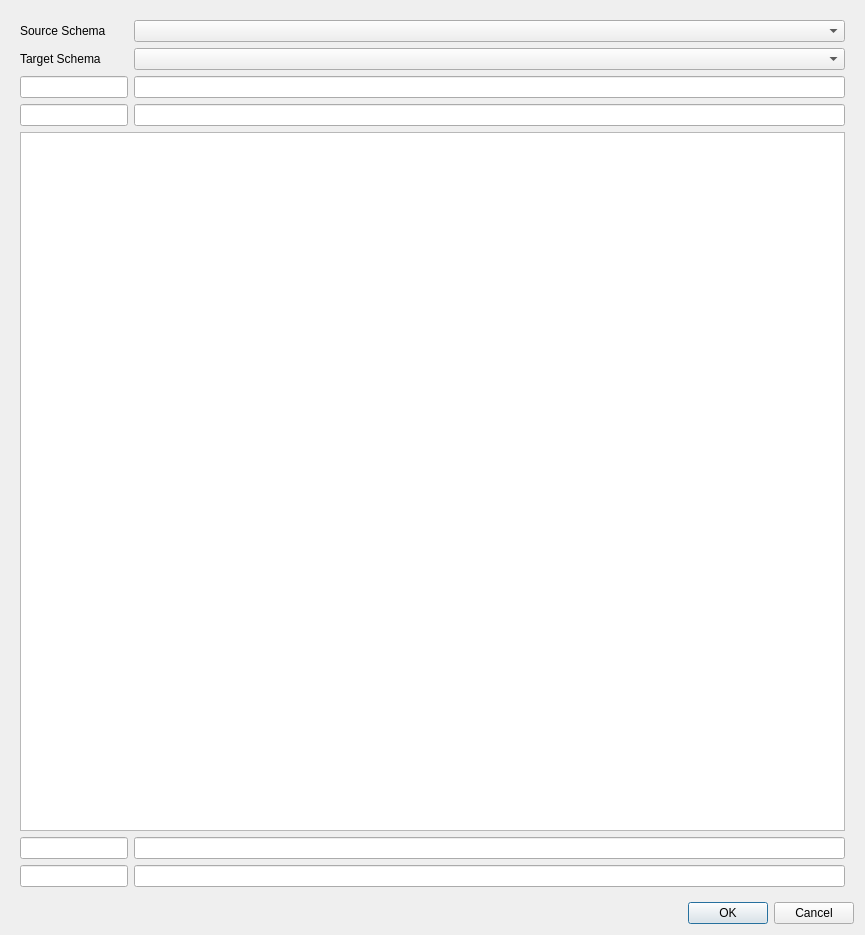
sklencar/rrm-plugin, file wizzard_dialog.ui: the form before one commit.
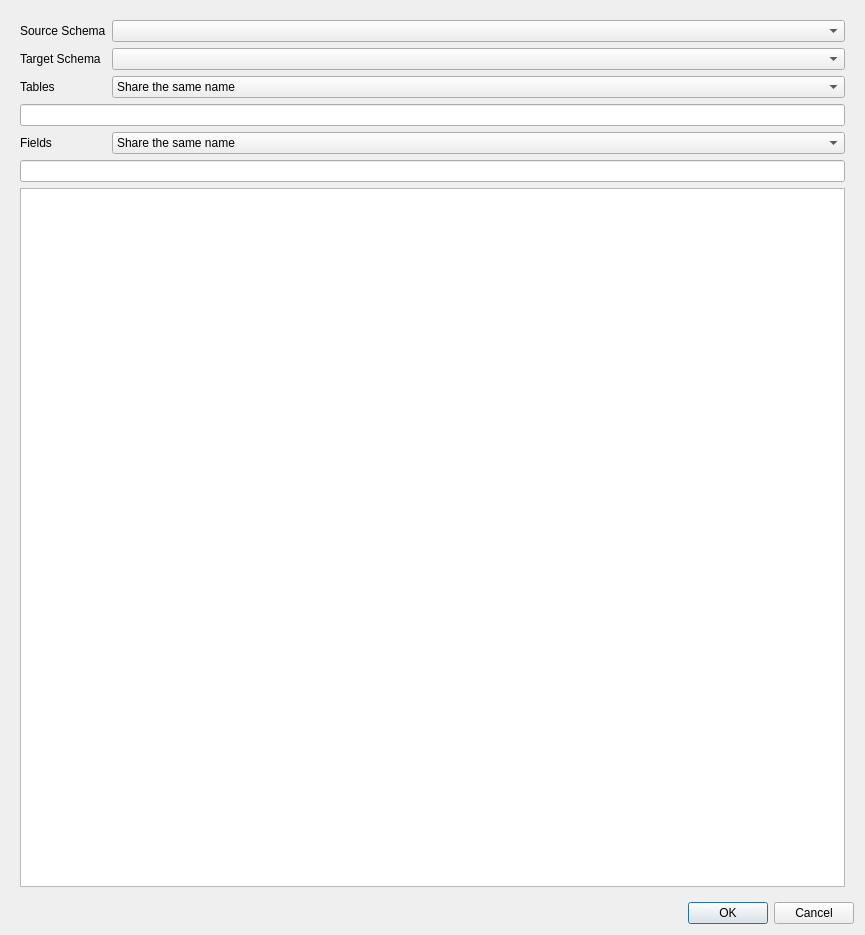
The form after the commit.

Commit message: prefix/suffix fields replaced by one for tables and one for fields.

Diff of the .ui file:
```diff
--- a/wizzard_dialog.ui
+++ b/wizzard_dialog.ui
@@ -41,18 +41,84 @@
        <widget class="QComboBox" name="cboTargetSchema"/>
       </item>
       <item row="2" column="0">
-       <widget class="QLineEdit" name="prefixSourceFld"/>
+       <widget class="QLabel" name="label_3">
+        <property name="text">
+         <string>Tables</string>
+        </property>
+       </widget>
       </item>
       <item row="2" column="1">
-       <widget class="QLineEdit" name="suffixSourceFld"/>
-      </item>
-      <item row="3" column="0">
-       <widget class="QLineEdit" name="prefixTargetFld"/>
-      </item>
-      <item row="3" column="1">
-       <widget class="QLineEdit" name="suffixTargetFld"/>
+       <widget class="QComboBox" name="cboTablesOpt">
+        <item>
+         <property name="text">
+          <string>Share the same name</string>
+         </property>
+        </item>
+        <item>
+         <property name="text">
+          <string>Prefix for source tables</string>
+         </property>
+        </item>
+        <item>
+         <property name="text">
+          <string>Suffix for source tables</string>
+         </property>
+        </item>
+        <item>
+         <property name="text">
+          <string>Prefix for target tables</string>
+         </property>
+        </item>
+        <item>
+         <property name="text">
+          <string>Suffix for target tables</string>
+         </property>
+        </item>
+       </widget>
       </item>
       <item row="4" column="0" colspan="2">
+       <widget class="QLineEdit" name="tableFld"/>
+      </item>
+      <item row="5" column="0">
+       <widget class="QLabel" name="label_4">
+        <property name="text">
+         <string>Fields</string>
+        </property>
+       </widget>
+      </item>
+      <item row="5" column="1">
+       <widget class="QComboBox" name="cboFieldsOpt">
+        <item>
+         <property name="text">
+          <string>Share the same name</string>
+         </property>
+        </item>
+        <item>
+         <property name="text">
+          <string>Suffix for source fields</string>
+         </property>
+        </item>
+        <item>
+         <property name="text">
+          <string>Prefix for source fields</string>
+         </property>
+        </item>
+        <item>
+         <property name="text">
+          <string>Prefix for target fields</string>
+         </property>
+        </item>
+        <item>
+         <property name="text">
+          <string>Suffix for target fields</string>
+         </property>
+        </item>
+       </widget>
+      </item>
+      <item row="6" column="0" colspan="2">
+       <widget class="QLineEdit" name="attrFld"/>
+      </item>
+      <item row="7" column="0" colspan="2">
        <widget class="QTreeView" name="tableView">
         <property name="minimumSize">
          <size>
@@ -62,18 +128,6 @@
         </property>
        </widget>
       </item>
-      <item row="5" column="0">
-       <widget class="QLineEdit" name="prefixSourceAttr"/>
-      </item>
-      <item row="5" column="1">
-       <widget class="QLineEdit" name="suffixSourceAttr"/>
-      </item>
-      <item row="6" column="0">
-       <widget class="QLineEdit" name="prefixTargetAttr"/>
-      </item>
-      <item row="6" column="1">
-       <widget class="QLineEdit" name="suffixTargetAttr"/>
-      </item>
      </layout>
     </widget>
    </item>
```
The commit also changes 1 other file.
